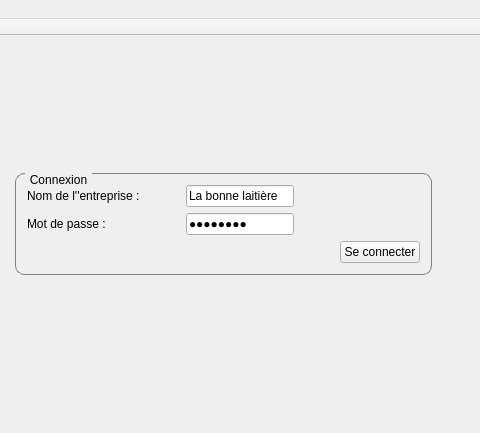
The window that admin-app/mainwindow.ui (BnHrb/beam-rainbow) describes before a commit, drawn with Qt 5; both pictures show x 181 to 661 and y 0 to 433 of the 808 by 433 pixel window.
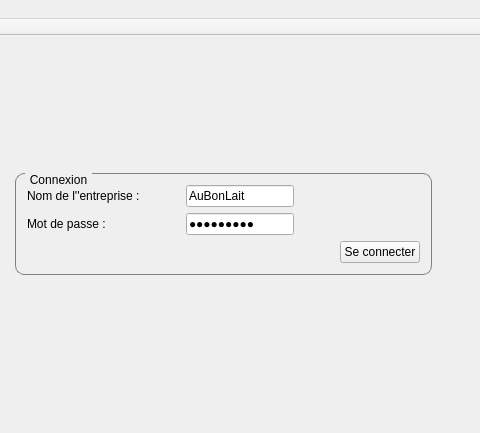
The same window after the commit. Custom widgets are drawn as their Qt base class.

Patch:
```diff
--- a/admin-app/mainwindow.ui
+++ b/admin-app/mainwindow.ui
@@ -105,7 +105,7 @@
                     <string/>
                    </property>
                    <property name="text">
-                    <string>La bonne laitière</string>
+                    <string>AuBonLait</string>
                    </property>
                   </widget>
                  </item>
@@ -115,7 +115,7 @@
                     <string>Mot de passe</string>
                    </property>
                    <property name="text">
-                    <string>miammiam</string>
+                    <string>LaitBonAu</string>
                    </property>
                    <property name="echoMode">
                     <enum>QLineEdit::Password</enum>
```
Left out of the diff: 2 changed lines with no effect on the pictures.
